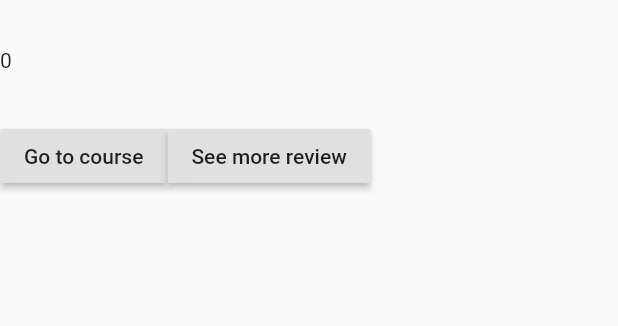
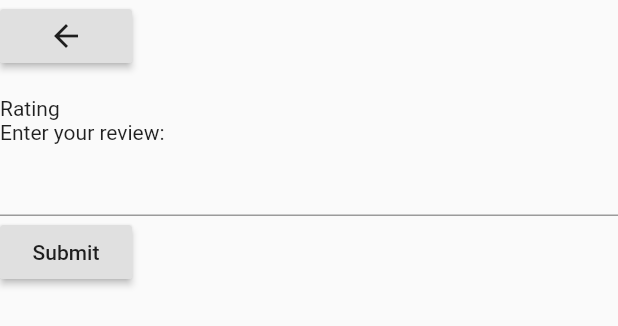
Before and after one commit to nguyenchiemdu/Jobscape, a Flutter app: the CourseItemWidget widget shown alone on an empty page, opened directly with empty values, after a tap on "See more review", on a phone screen of 412 x 824 dp. Shown: the top 326 px of the screen. Run offline on Flutter 3.47's test engine with Material 2 defaults, Android fonts, the phone set to English and light mode, and no system bars; our stand-ins replace bordered_text, carousel_slider, cloud_firestore, firebase_auth, firebase_core, flutter_screenutil and 1 more; accounts and stored records are empty; network calls fail; Roboto replaces fonts that are missing (SFProDisplay); statements that could not run were skipped.

Commit message:
add course review page

```diff
--- a/lib/widgets/main_screens/learning_widget/industry_database.dart
+++ b/lib/models/industry_database.dart
@@ -4,7 +4,6 @@ import 'package:cloud_firestore/cloud_firestore.dart';
 class DatabaseManager {
   final CollectionReference industry =
       FirebaseFirestore.instance.collection('industry');
-
   // Future<void> createWorkshop()
   // async {
   //   return await workshops.add({
@@ -50,4 +49,30 @@ class DatabaseManager {
       return null;
     }
   }
+  Future getReview(String courseReviewId) async {
+    final CollectionReference review =
+      FirebaseFirestore.instance.collection('courseReview/$courseReviewId/listReview');
+    List reviewList = [];
+    try {
+      await review.get().then((querySnapshot) {
+        querySnapshot.docs.forEach((element) {
+          reviewList.add(element.data());
+        });
+      });
+      return reviewList;
+    } catch (e) {
+      print(e.toString());
+      return null;
+    }
+  }
+  Future upLoadReview(String courseReviewId,String reviewText) {
+    Map<String,dynamic> reviews = {"user":"Admin Test","reviewText":"Default","upvote":0,"downvote":0,"star":0,"time":"now"};
+    reviews['reviewText'] = reviewText;
+    final CollectionReference review =
+      FirebaseFirestore.instance.collection('courseReview/$courseReviewId/listReview');
+   return review
+          .add(reviews)
+          .then((value) => print("preview uploaded"))
+          .catchError((error) => print("Failed to upload preview: $error"));
 }
+}
--- /dev/null
+++ b/lib/widgets/main_screens/learning_widget/add_coursereview_widget.dart
@@ -0,0 +1,30 @@
+import 'package:flutter/material.dart';
+import 'package:learning_app/models/industry_database.dart';
+class AddReviewFormWidget extends StatelessWidget {
+  final courseReviewId;
+  AddReviewFormWidget(this.courseReviewId);
+  final reviewText = TextEditingController();
+  final courseReviewDataBase = DatabaseManager();
+  void submitReview(){
+    courseReviewDataBase.upLoadReview(courseReviewId,reviewText.text);
+  }
+  @override
+  Widget build(BuildContext context) {
+    return Container(
+      child: Column(
+        crossAxisAlignment:  CrossAxisAlignment.start,
+        children: [
+          Text('Enter your review:'),
+          TextField(
+            controller: reviewText ,
+          ),
+          RaisedButton(
+            onPressed: (){submitReview();},
+            child: Text('Submit'),
+          )
+        ],
+      )
+
+    );
+  }
+}
--- /dev/null
+++ b/lib/widgets/main_screens/learning_widget/course_infor_widget.dart
@@ -0,0 +1,18 @@
+import 'package:flutter/material.dart';
+
+class CrouseInforWidget extends StatelessWidget {
+  final Map courseInfor;
+  CrouseInforWidget(this.courseInfor);
+  @override
+  Widget build(BuildContext context) {
+    return Container(
+      child: Column(
+        crossAxisAlignment: CrossAxisAlignment.start,
+        children: [
+          Text(courseInfor['name']),
+          Text('Rating '+courseInfor['star'].toString()),
+        ],
+      ),
+    );
+  }
+}
--- a/lib/widgets/main_screens/learning_widget/course_item.dart
+++ b/lib/widgets/main_screens/learning_widget/course_item.dart
@@ -1,11 +1,18 @@
 import 'package:flutter/material.dart';
-
+import 'course_review_screen.dart';
 class CourseItemWidget extends StatelessWidget {
   final Map courseItem;
   CourseItemWidget(this.courseItem);
+
+  void changeScreen(BuildContext context) {
+    Navigator.push(
+      context,
+      MaterialPageRoute(builder: (context) => CrouseReviewScreen(courseItem)),
+    );
+  }
   @override
   Widget build(BuildContext context) {
-    print(courseItem.toString());
+    // print(courseItem.toString());
     return Container(
       child: Column(
         crossAxisAlignment: CrossAxisAlignment.start,
@@ -22,7 +29,7 @@ class CourseItemWidget extends StatelessWidget {
                 child: Text('Go to course'),
               ),
               RaisedButton(
-                onPressed: () {},
+                onPressed: () {changeScreen(context);},
                 child: Text('See more review'),
               )
             ],
--- /dev/null
+++ b/lib/widgets/main_screens/learning_widget/course_review_screen.dart
@@ -0,0 +1,57 @@
+import 'dart:convert';
+
+import 'package:flutter/material.dart';
+import 'course_infor_widget.dart';
+import 'list_course_review_widget.dart';
+import 'package:learning_app/models/industry_database.dart';
+import 'add_coursereview_widget.dart';
+class CrouseReviewScreen extends StatelessWidget {
+  final Map courseItem;
+  final DatabaseManager industryDataBase = DatabaseManager();
+  CrouseReviewScreen(this.courseItem);
+  void addReview(){
+    Map review = {
+      'user' : 'Nguyen Chiem Du',
+      'reviewText' : 'This Course is very good',
+      'upvote' : 200,
+      'downvote' : 0,
+      'star' : 5,
+      'time' : 'a month ago'
+    };
+    // print(jsonEncode(review).toString());
+    // industryDataBase.getReview(courseItem['courseReviewId']);
+    // industryDataBase.upLoadReview(courseItem['courseReviewId']);
+
+  }
+  @override
+  Widget build(BuildContext context) {
+
+    return Scaffold(
+      body: SafeArea(
+        child: SingleChildScrollView(
+          child: Container(
+            child: Column(
+              crossAxisAlignment: CrossAxisAlignment.start,
+              children: [
+                RaisedButton(
+                  onPressed: (){
+                    Navigator.pop(context);
+                  },
+                  child: Icon(Icons.arrow_back),
+                ),
+                CrouseInforWidget(this.courseItem),
+                AddReviewFormWidget(courseItem['courseReviewId']),
+                ListReviewCourse(courseItem['courseReviewId']),
+                // RaisedButton(
+                //   onPressed: (){addReview();},
+                //   child: Text('Get review'),
+                //   )
+              ],
+
+            ),
+          )
+        ),
+      ),
+    );
+  }
+}
--- a/lib/widgets/main_screens/learning_widget/industry_component.dart
+++ b/lib/widgets/main_screens/learning_widget/industry_component.dart
@@ -2,7 +2,7 @@ import 'package:flutter/cupertino.dart';
 import 'package:flutter/material.dart';
 import 'package:flutter_screenutil/flutter_screenutil.dart';
 import './industry_slider_card.dart';
-import './industry_database.dart';
+import 'package:learning_app/models/industry_database.dart';
 import 'package:firebase_core/firebase_core.dart';
 import './road_map_widget.dart';
 
--- /dev/null
+++ b/lib/widgets/main_screens/learning_widget/list_course_review_widget.dart
@@ -0,0 +1,64 @@
+import 'package:flutter/material.dart';
+import 'package:learning_app/models/industry_database.dart';
+import 'package:firebase_core/firebase_core.dart';
+class ListReviewCourse extends StatefulWidget {
+  final String courseReviewid;
+  ListReviewCourse(this.courseReviewid);
+  @override
+  _ListReviewCourseState createState() => _ListReviewCourseState(courseReviewid);
+}
+
+class _ListReviewCourseState extends State<ListReviewCourse> {
+  _ListReviewCourseState(this.courseReviewid);
+  final String courseReviewid;
+  List listReview;
+  final DatabaseManager courseReviewDatabase = DatabaseManager();
+  @override
+  void initState() {
+    super.initState();
+      fetchData();
+
+
+  }
+  void fetchData() async{
+    final List resultant =  await this.courseReviewDatabase.getReview(this.courseReviewid);
+    setState(() {
+        listReview = resultant;
+      });
+  }
+  void udpateData(List newData){
+    setState((){
+      listReview = newData;
+    });
+  }
+  @override
+  Widget build(BuildContext context) {
+    if(listReview == null) {return Center(child: Text('loading'),);}
+    else  return Container(
+      height: 300,
+      child: ListView.builder(
+          itemCount: listReview.length,
+          itemBuilder: (BuildContext context, int index) {
+            return Container(
+
+              child :Column(
+                crossAxisAlignment: CrossAxisAlignment.start,
+                children: [
+                  Text(listReview[index]['user']),
+                  Text(listReview[index]['time']),
+                  Text(listReview[index]['reviewText']),
+
+                  Row(children: [
+                    Text(' Upvote :'+ listReview[index]['upvote'].toString()),
+                    Text(' Downvote :'+ listReview[index]['downvote'].toString()),
+
+                  ],)
+
+                ],
+              ),
+            );
+          }
+),
+    );
+  }
+}
--- a/lib/widgets/main_screens/learning_widget/road_map_item_widget.dart
+++ b/lib/widgets/main_screens/learning_widget/road_map_item_widget.dart
@@ -16,7 +16,6 @@ class RoadMapItem extends StatelessWidget {
 
   @override
   Widget build(BuildContext context) {
-    print(roadMapData.toString());
     return Container(
       child: Column(
         children: [
```
Also changed, not shown: lib/widgets/main_screens/learning_widget/skill_item.dart (+7 -1 lines).
